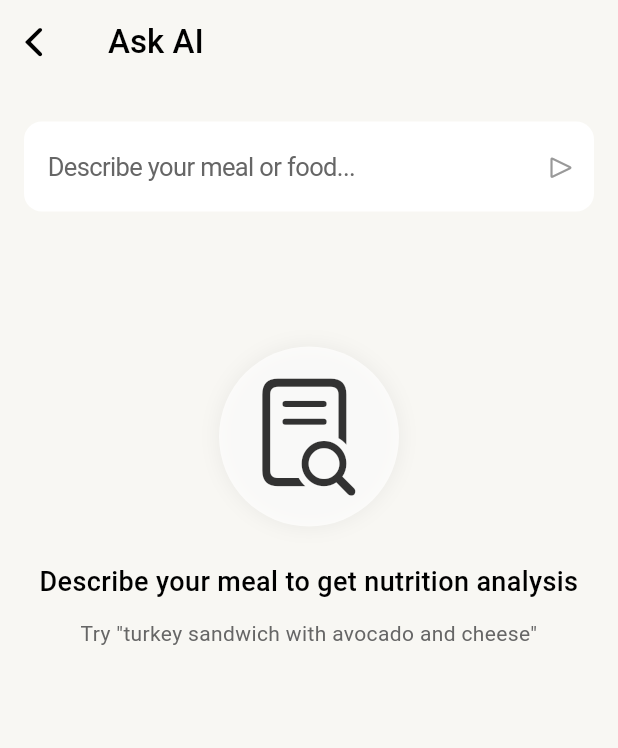
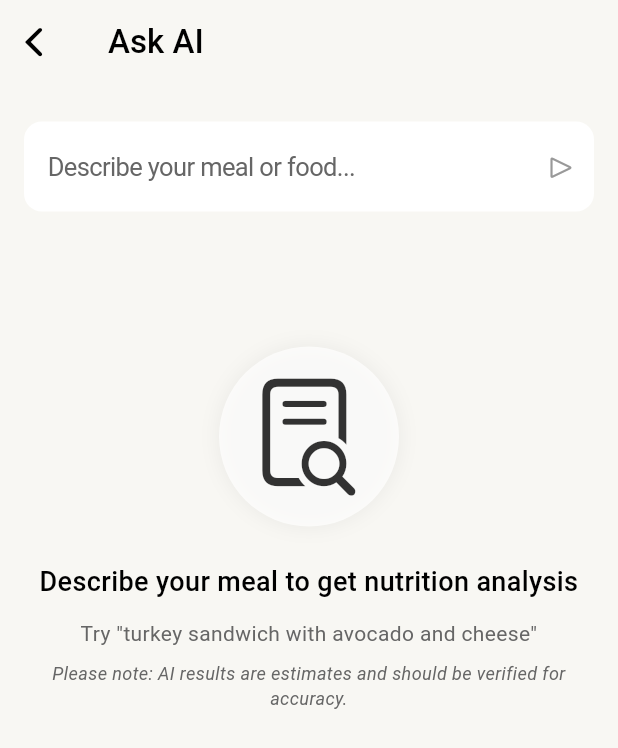
Before and after one commit to Sharathchenna/MacroBalance, a Flutter app: the Askai screen opened directly, on a phone screen of 412 x 824 dp. Shown: the top 748 px of the screen. Run offline on Flutter 3.47's test engine with Material 3 defaults, Android fonts, the phone set to English and light mode, and no system bars; our stand-ins replace camera, fl_chart, flutter_svg, google_fonts, google_generative_ai, google_sign_in and 7 more; missing offline and left inert: google_mlkit_barcode_scanning, health, home_widget, posthog_flutter, purchases_flutter, purchases_ui_flutter and 1 more; accounts and stored records are empty; network calls fail; statements that could not run were skipped.

Commit message:
added disclaimers in ai pages

```diff
--- a/lib/screens/askAI.dart
+++ b/lib/screens/askAI.dart
@@ -596,6 +596,7 @@ Meal to analyze: ${_mealController.text}
         },
         child: Column(
           children: [
+            // Removed the Container with disclaimer text
             Padding(
               padding: const EdgeInsets.fromLTRB(16, 25, 16, 16),
               child: Container(
@@ -718,6 +719,16 @@ Meal to analyze: ${_mealController.text}
                                     ),
                                     textAlign: TextAlign.center,
                                   ),
+                                  const SizedBox(height: 8),
+                                  Text(
+                                    'Please note: AI results are estimates and should be verified for accuracy.',
+                                    style: GoogleFonts.roboto(
+                                      color: customColors?.textSecondary,
+                                      fontSize: 12,
+                                      fontStyle: FontStyle.italic,
+                                    ),
+                                    textAlign: TextAlign.center,
+                                  ),
                                   if (_hasSearched)
                                     Padding(
                                       padding: const EdgeInsets.only(top: 24),
```
Also changed, not shown: lib/camera/camera.dart (+13 -0 lines).
